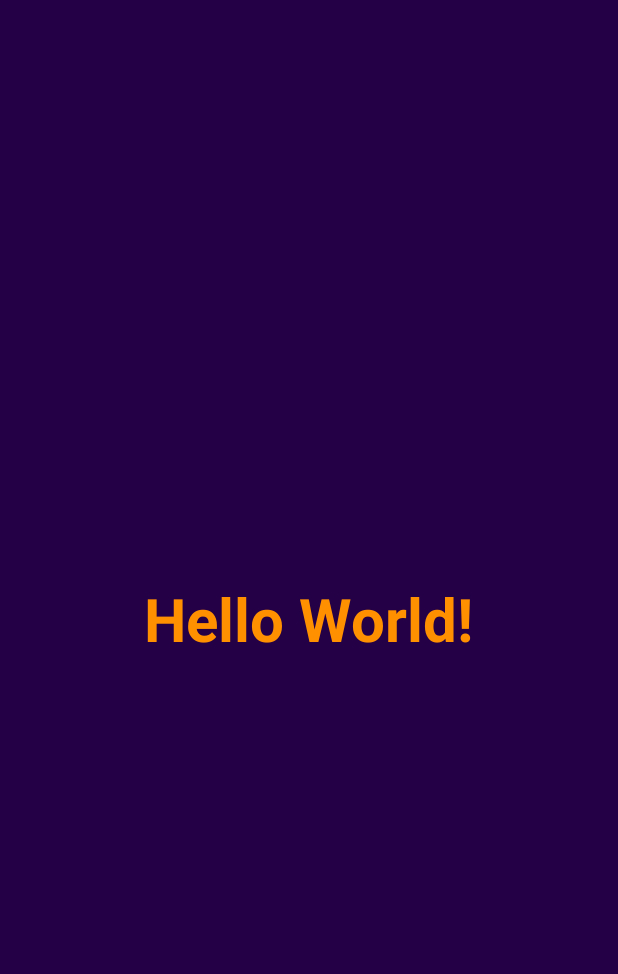
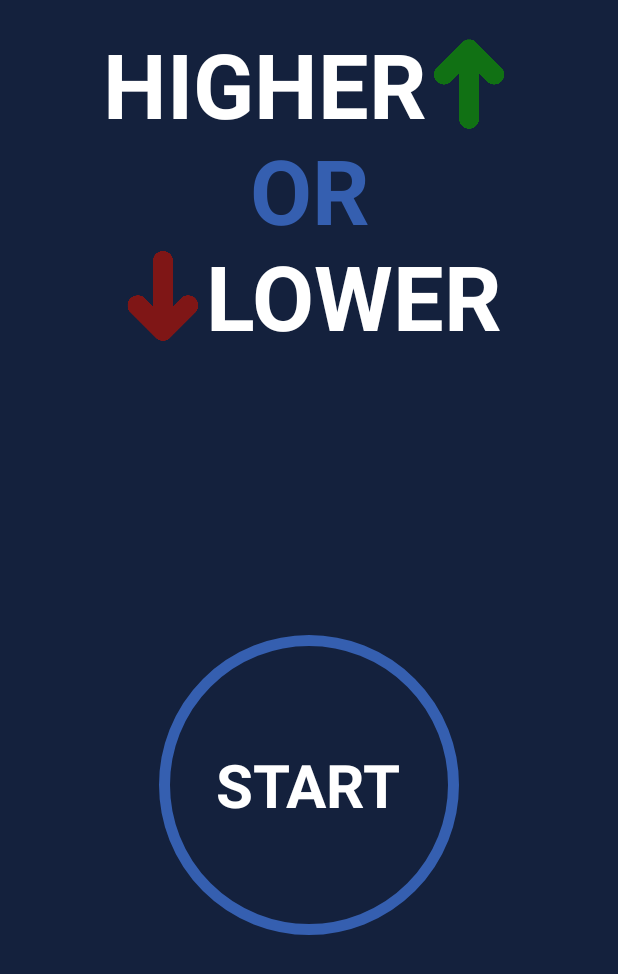
Before and after one commit to AdamDawi/Higher-or-Lower-Game, an Android app: the screen it shows after launch (MainActivity), on a phone screen of 412 x 824 dp. Shown: the top 974 px of the screen. Run offline under Robolectric (Android 15) with nearby library versions, the phone set to English and light mode, and no system bars.

Commit message:
MainLayout and Game Layout

```diff
--- a/app/src/main/AndroidManifest.xml
+++ b/app/src/main/AndroidManifest.xml
@@ -13,6 +13,9 @@
         android:theme="@style/Theme.MyApplication"
         tools:targetApi="31">
         <activity
+            android:name=".GameActivity"
+            android:exported="false" />
+        <activity
             android:name=".MainActivity"
             android:exported="true">
             <intent-filter>
--- a/app/src/main/java/com/example/myapplication/MainActivity.kt
+++ b/app/src/main/java/com/example/myapplication/MainActivity.kt
@@ -1,11 +1,29 @@
 package com.example.myapplication
 
+import android.content.Intent
 import androidx.appcompat.app.AppCompatActivity
 import android.os.Bundle
+import android.widget.Toast
+import com.example.myapplication.databinding.ActivityMainBinding
 
-class MainActivity : AppCompatActivity() {
-    override fun onCreate(savedInstanceState: Bundle?) {
+class MainActivity : AppCompatActivity()
+{
+    private var binding: ActivityMainBinding? = null
+    override fun onCreate(savedInstanceState: Bundle?)
+    {
         super.onCreate(savedInstanceState)
-        setContentView(R.layout.activity_main)
+        binding = ActivityMainBinding.inflate(layoutInflater)
+
+        setContentView(binding?.root)
+
+        binding?.flStart?.setOnClickListener {
+            startActivity(Intent(this, GameActivity::class.java))
+        }
+    }
+
+    override fun onDestroy() {
+        super.onDestroy()
+
+        binding = null
     }
 }
--- /dev/null
+++ b/app/src/main/res/drawable/circle_button_ripple_background.xml
@@ -0,0 +1,15 @@
+<?xml version="1.0" encoding="utf-8"?>
+<ripple xmlns:android="http://schemas.android.com/apk/res/android"
+    android:color="@color/grey">
+
+    <item android:id="@android:id/mask"
+        android:gravity="center">
+        <shape android:shape="oval">
+            <solid android:color="@color/bgColor"/>
+        </shape>
+    </item>
+
+    <item android:drawable="@drawable/circle_button_shape"/>
+
+
+</ripple>
--- /dev/null
+++ b/app/src/main/res/drawable/circle_button_shape.xml
@@ -0,0 +1,11 @@
+<?xml version="1.0" encoding="utf-8"?>
+<shape xmlns:android="http://schemas.android.com/apk/res/android"
+    android:shape="oval">
+
+    <stroke android:width="7dp"
+        android:color="@color/blue"/>
+
+    <solid android:color="@color/bgColor"/>
+
+
+</shape>
--- a/app/src/main/res/layout/activity_main.xml
+++ b/app/src/main/res/layout/activity_main.xml
@@ -5,18 +5,107 @@
     android:layout_width="match_parent"
     android:layout_height="match_parent"
     tools:context=".MainActivity"
-    android:background="#240046">
+    android:background="@color/bgColor"
+    android:padding="15dp">
+
+
+    <androidx.constraintlayout.widget.ConstraintLayout
+        android:id="@+id/cl1"
+        android:layout_width="wrap_content"
+        android:layout_height="wrap_content"
+        app:layout_constraintEnd_toEndOf="parent"
+        app:layout_constraintStart_toStartOf="parent"
+        app:layout_constraintTop_toTopOf="parent">
+
+        <TextView
+            android:id="@+id/tvHigher"
+            android:layout_width="wrap_content"
+            android:layout_height="wrap_content"
+            android:text="@string/higher"
+            android:textColor="@color/white"
+            android:textSize="60sp"
+            android:textStyle="bold"
+            app:layout_constraintStart_toStartOf="parent"
+            app:layout_constraintTop_toTopOf="parent" />
+
+        <ImageView
+            android:id="@+id/ivArrowUp"
+            android:layout_width="60dp"
+            android:layout_height="60sp"
+            android:src="@drawable/arrow_up"
+            app:layout_constraintBottom_toBottomOf="@+id/tvHigher"
+            app:layout_constraintStart_toEndOf="@+id/tvHigher"
+            app:layout_constraintTop_toTopOf="parent" />
+    </androidx.constraintlayout.widget.ConstraintLayout>
+
 
     <TextView
+        android:id="@+id/tvOR"
         android:layout_width="wrap_content"
         android:layout_height="wrap_content"
-        android:text="Hello World!"
+        android:text="@string/or"
+        android:textColor="@color/blue"
+        android:textSize="60sp"
+        android:textStyle="bold"
+        android:layout_marginTop="-10dp"
+        app:layout_constraintEnd_toEndOf="parent"
+        app:layout_constraintStart_toStartOf="parent"
+        app:layout_constraintTop_toBottomOf="@+id/cl1" />
+
+    <androidx.constraintlayout.widget.ConstraintLayout
+        android:id="@+id/cl2"
+        android:layout_marginTop="-10dp"
+        android:layout_width="wrap_content"
+        android:layout_height="wrap_content"
+        app:layout_constraintEnd_toEndOf="parent"
+        app:layout_constraintStart_toStartOf="parent"
+        app:layout_constraintTop_toBottomOf="@+id/tvOR">
+
+        <ImageView
+            android:id="@+id/ivArrowDown"
+            android:layout_width="60dp"
+            android:layout_height="60sp"
+            android:src="@drawable/arrow_down"
+            app:layout_constraintBottom_toBottomOf="@+id/tvLower"
+            app:layout_constraintStart_toStartOf="parent"
+            app:layout_constraintTop_toTopOf="@+id/tvLower" />
+
+        <TextView
+            android:id="@+id/tvLower"
+            android:layout_width="wrap_content"
+            android:layout_height="wrap_content"
+            android:text="@string/lower"
+            android:textColor="@color/white"
+            android:textSize="60sp"
+            android:textStyle="bold"
+            app:layout_constraintBottom_toBottomOf="parent"
+            app:layout_constraintStart_toEndOf="@+id/ivArrowDown"
+            app:layout_constraintTop_toTopOf="parent" />
+    </androidx.constraintlayout.widget.ConstraintLayout>
+
+    <FrameLayout
+        android:id="@+id/flStart"
+        android:layout_width="200dp"
+        android:layout_height="200dp"
+        android:background="@drawable/circle_button_ripple_background"
+        android:clickable="true"
+        android:focusable="true"
         app:layout_constraintBottom_toBottomOf="parent"
         app:layout_constraintEnd_toEndOf="parent"
         app:layout_constraintStart_toStartOf="parent"
-        app:layout_constraintTop_toTopOf="parent"
-        android:textColor="#FF9100"
-        android:textStyle="bold"
-        android:textSize="40sp"/>
+        app:layout_constraintTop_toBottomOf="@+id/cl2">
+        <TextView
+            android:layout_width="wrap_content"
+            android:layout_height="wrap_content"
+            android:layout_gravity="center"
+            android:gravity="center"
+            android:text="@string/start"
+            android:textColor="@color/white"
+            android:textSize="40sp"
+            android:textStyle="bold" />
+
+    </FrameLayout>
+
+
 
 </androidx.constraintlayout.widget.ConstraintLayout>
--- a/app/src/main/res/values/colors.xml
+++ b/app/src/main/res/values/colors.xml
@@ -2,4 +2,8 @@
 <resources>
     <color name="black">#FF000000</color>
     <color name="white">#FFFFFFFF</color>
+    <color name="bgColor">#14213d</color>
+    <color name="orange">#FCA311</color>
+    <color name="blue">#355FB0</color>
+    <color name="grey">#E5E5E5</color>
 </resources>
--- a/app/src/main/res/values/strings.xml
+++ b/app/src/main/res/values/strings.xml
@@ -1,3 +1,7 @@
 <resources>
-    <string name="app_name">My Application</string>
+    <string name="app_name">Higher or Lower</string>
+    <string name="lower">LOWER</string>
+    <string name="or">OR</string>
+    <string name="higher">HIGHER</string>
+    <string name="start">START</string>
 </resources>
```
Also changed, not shown: app/build.gradle.kts (+7 -1 lines), app/src/main/java/com/example/myapplication/GameActivity.kt (added, +22 -0 lines), app/src/main/res/drawable/circle_stroke.xml (added, +7 -0 lines), app/src/main/res/layout/activity_game.xml (added, +57 -0 lines), app/src/main/res/drawable/arrow_down.png (added), app/src/main/res/drawable/arrow_up.png (added), app/src/main/res/drawable/ff.jpg (added).
